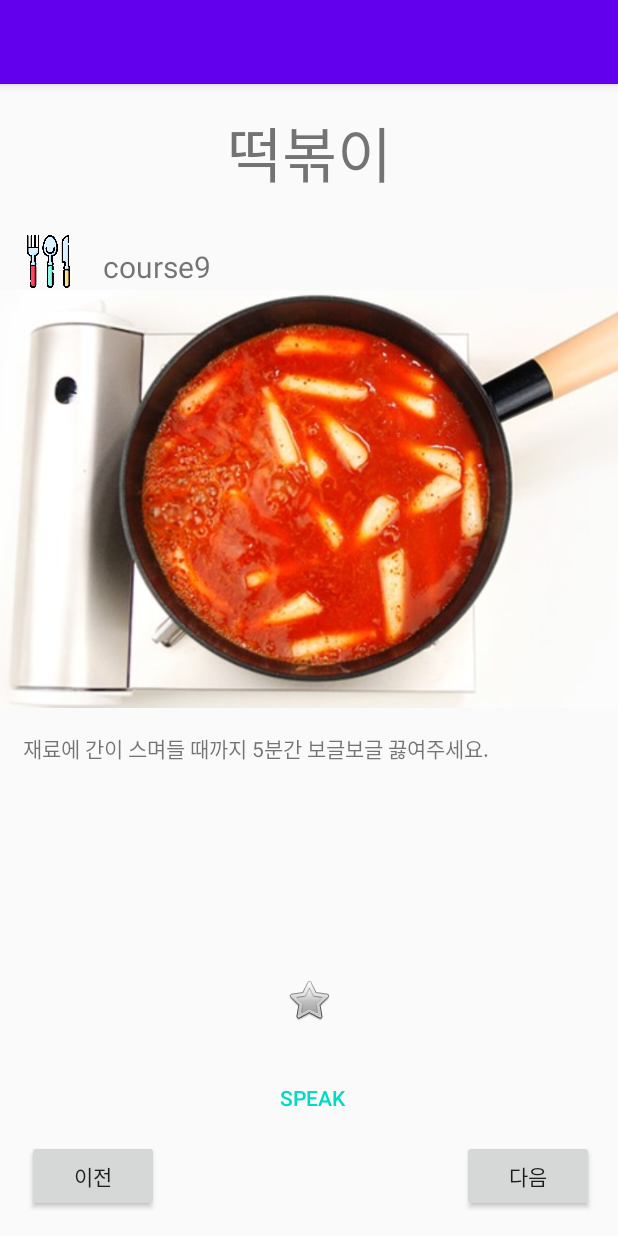
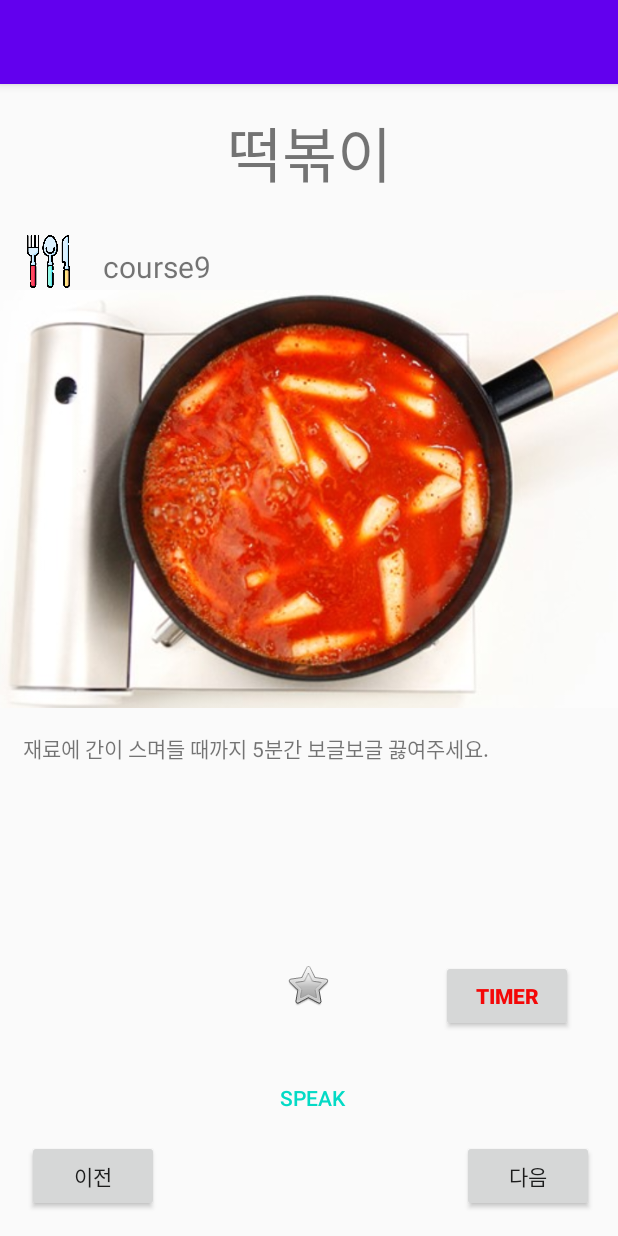
Before and after one commit to kimhwangdae/ajou_hci_project, an Android app: the course9Activity screen opened directly, with no data from a screen before it, on a phone screen of 412 x 824 dp. Run offline under Robolectric (Android 15) with nearby library versions, the phone set to English and light mode, and no system bars.

Commit message:
Timer upload

```diff
--- a/ajou_hci_project-master/ajou_hci_project-master/hci_project_2/app/src/main/java/com/sklee/asd/course9Activity.java
+++ b/ajou_hci_project-master/ajou_hci_project-master/hci_project_2/app/src/main/java/com/sklee/asd/course9Activity.java
@@ -17,11 +17,21 @@ import java.util.Locale;
 public class course9Activity extends AppCompatActivity {
     private TextToSpeech textToSpeech;
     private Button btnEnter;
+    private Button btn_Timer2;
 
     @Override
     protected void onCreate(Bundle savedInstanceState) {
         super.onCreate(savedInstanceState);
         setContentView(R.layout.activity_course9);
+
+        btn_Timer2=(Button)findViewById(R.id.bnt_Timer2);
+        btn_Timer2.setOnClickListener(new View.OnClickListener() {
+            @Override
+            public void onClick(View view) {
+                Intent intent = new Intent(course9Activity.this,Timer.class);
+                startActivity(intent);
+            }
+        });
 
         textToSpeech = new TextToSpeech(this, new TextToSpeech.OnInitListener() {
             @Override
--- a/ajou_hci_project-master/ajou_hci_project-master/hci_project_2/app/src/main/res/layout/activity_course9.xml
+++ b/ajou_hci_project-master/ajou_hci_project-master/hci_project_2/app/src/main/res/layout/activity_course9.xml
@@ -116,10 +116,25 @@
         android:id="@+id/imageView4"
         android:layout_width="wrap_content"
         android:layout_height="wrap_content"
-        app:layout_constraintBottom_toBottomOf="parent"
+        app:layout_constraintBottom_toTopOf="@+id/btn_ent"
         app:layout_constraintEnd_toEndOf="parent"
+        app:layout_constraintHorizontal_bias="0.498"
         app:layout_constraintStart_toStartOf="parent"
         app:layout_constraintTop_toBottomOf="@+id/textView3"
+        app:layout_constraintVertical_bias="0.788"
         app:srcCompat="@android:drawable/btn_star" />
 
+    <Button
+        android:id="@+id/bnt_Timer2"
+        android:layout_width="wrap_content"
+        android:layout_height="wrap_content"
+        android:layout_marginEnd="30dp"
+        android:layout_marginRight="30dp"
+        android:layout_marginBottom="20dp"
+        android:text="Timer"
+        android:textColor="#F40707"
+        android:textStyle="bold"
+        app:layout_constraintBottom_toTopOf="@+id/btn_ent"
+        app:layout_constraintEnd_toEndOf="@+id/imageView2" />
+
 </androidx.constraintlayout.widget.ConstraintLayout>
```
Also changed, not shown: ajou_hci_project-master/ajou_hci_project-master/hci_project_2/app/src/main/AndroidManifest.xml (+6 -7 lines), ajou_hci_project-master/ajou_hci_project-master/hci_project_2/app/src/main/java/com/sklee/asd/Timer.java (added, +129 -0 lines), ajou_hci_project-master/ajou_hci_project-master/hci_project_2/app/src/main/res/layout/activity_timer.xml (added, +9 -0 lines).
